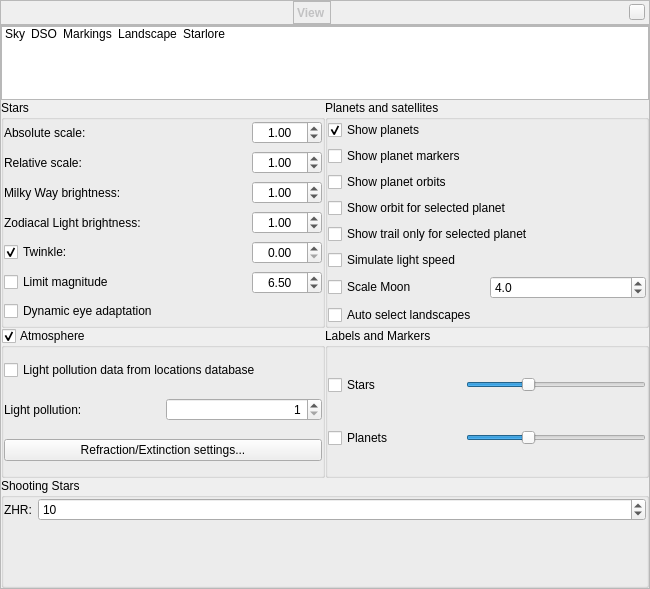
Before: the Qt Designer form src/gui/viewDialog.ui in 519984307/stellarium_src, drawn with Qt 5.
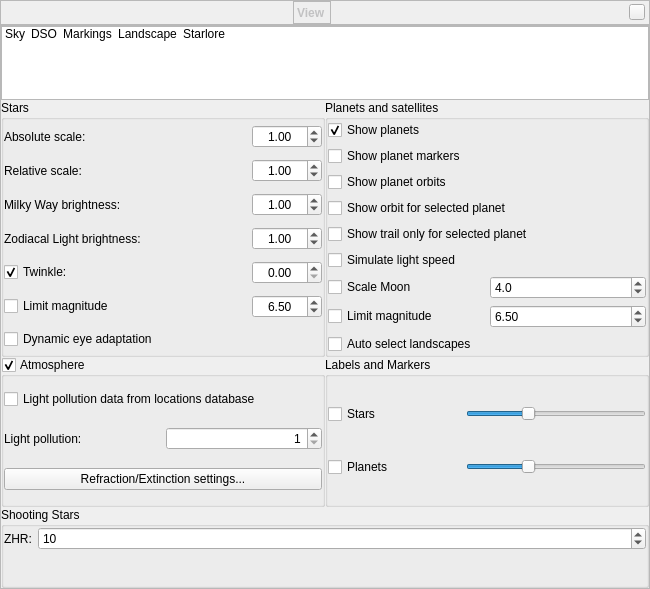
After: the same form once the commit is applied. Icons and pictures are not drawn. Custom widgets are drawn as their Qt base class.

Commit message: Add limitation magnitude for solar system objects.

Patch:
```diff
--- a/src/gui/viewDialog.ui
+++ b/src/gui/viewDialog.ui
@@ -892,6 +892,33 @@
                </item>
               </layout>
              </item>
+             <item>
+              <layout class="QHBoxLayout" name="planetLimMagHorizontalLayout">
+               <item>
+                <widget class="QCheckBox" name="planetLimitMagnitudeCheckBox">
+                 <property name="toolTip">
+                  <string>Limit the magnitude of solar system objects</string>
+                 </property>
+                 <property name="text">
+                  <string>Limit magnitude</string>
+                 </property>
+                </widget>
+               </item>
+               <item>
+                <widget class="QDoubleSpinBox" name="planetLimitMagnitudeDoubleSpinBox">
+                 <property name="maximum">
+                  <double>22.000000000000000</double>
+                 </property>
+                 <property name="singleStep">
+                  <double>0.100000000000000</double>
+                 </property>
+                 <property name="value">
+                  <double>6.500000000000000</double>
+                 </property>
+                </widget>
+               </item>
+              </layout>
+             </item>
              <item>
               <widget class="QCheckBox" name="autoChangeLandscapesCheckBox">
                <property name="toolTip">
```
Left out of the diff: 6 changed lines with no effect on the pictures. The commit also changes 8 other files.
